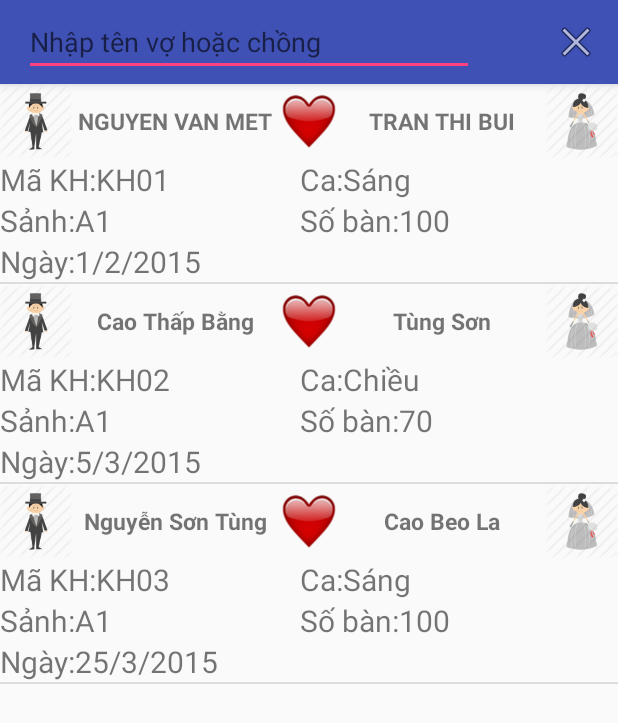
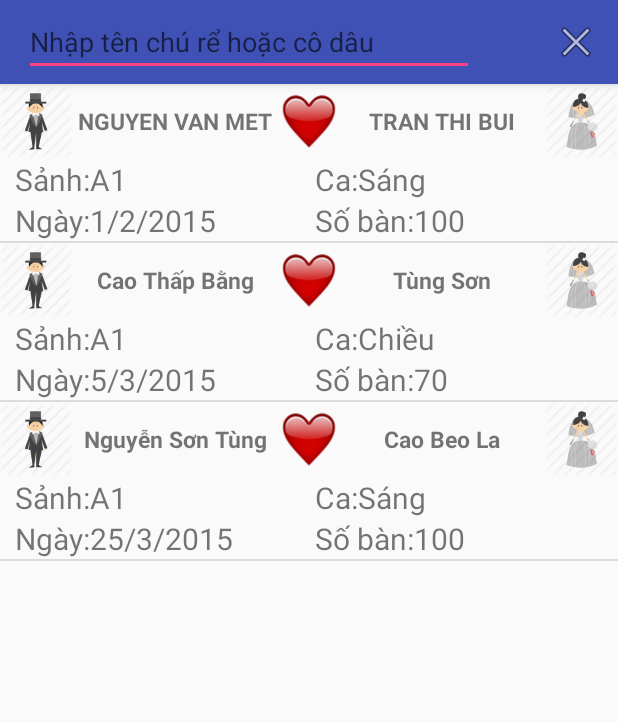
Before and after one commit to VuHoi/WeddingManagement, an Android app: the activityTraCuu screen opened directly, with no data from a screen before it, after a tap on "Search", on a phone screen of 412 x 824 dp. Shown: the top 723 px of the screen. Run offline under Robolectric (Android 15) with nearby library versions, the phone set to English and light mode, and no system bars.

Commit message:
SeachResult_tab2

```diff
--- a/app/src/main/java/adapter/adapterTraCuu.java
+++ b/app/src/main/java/adapter/adapterTraCuu.java
@@ -40,10 +40,13 @@ public class adapterTraCuu extends ArrayAdapter<TiecCuoi>{
         TextView ngay=(TextView) row.findViewById(R.id.txtNgay);
         TextView ca=(TextView) row.findViewById(R.id.txtCa);
         TextView soban=(TextView) row.findViewById(R.id.txtSoBan);
-        TextView makh= (TextView) row.findViewById(R.id.txtMaKH);
+
+        //TextView makh= (TextView) row.findViewById(R.id.txtMaKH);
 
         TiecCuoi tc=this.objects.get(position);
-        makh.setText(makh.getText()+tc.getMakh());
+        //makh.setText(makh.getText()+tc.getMakh());
+        if(tc.getCheck()==1)
+            row.setBackgroundColor(0xff00ffff);
         chure.setText(chure.getText()+tc.getChure());
         codau.setText(codau.getText()+tc.getCodau());
         sanh.setText(sanh.getText()+tc.getSanh());
@@ -54,4 +57,5 @@ public class adapterTraCuu extends ArrayAdapter<TiecCuoi>{
         return row;
 
     }
+
 }
--- a/app/src/main/java/com/example/vukhachoi/weddingmanagement/activityTraCuu.java
+++ b/app/src/main/java/com/example/vukhachoi/weddingmanagement/activityTraCuu.java
@@ -153,6 +153,7 @@ public class activityTraCuu extends AppCompatActivity {
                         {
                             TiecCuoi tc=ds.get(a);
                             ds.remove(a);
+                            tc.setCheck(1);
                             ds.add(0,tc);
                             arrayAdapter.notifyDataSetChanged();
                         }
--- a/app/src/main/java/model/TiecCuoi.java
+++ b/app/src/main/java/model/TiecCuoi.java
@@ -6,9 +6,18 @@ package model;
 
 public class TiecCuoi {
     private String makh,codau,chure,sanh,ngay,ca;
+    private int check=0;
     private int soban;
 
-    public TiecCuoi(String makh,String chure, String codau, String sanh, String ngay, String ca, int soban) {
+    public int getCheck() {
+        return check;
+    }
+
+    public void setCheck(int check) {
+        this.check = check;
+    }
+
+    public TiecCuoi(String makh, String chure, String codau, String sanh, String ngay, String ca, int soban) {
         this.codau = codau;
         this.makh=makh;
         this.chure = chure;
--- a/app/src/main/res/layout/info.xml
+++ b/app/src/main/res/layout/info.xml
@@ -65,13 +65,8 @@
         <LinearLayout
             android:layout_width="200dp"
             android:layout_height="wrap_content"
-            android:orientation="vertical">
-            <TextView
-                android:layout_width="wrap_content"
-                android:layout_height="wrap_content"
-                android:text="Mã KH:"
-                android:textSize="20dp"
-                android:id="@+id/txtMaKH"/>
+            android:orientation="vertical"
+            android:paddingLeft="10dp">
             <TextView
                 android:layout_width="wrap_content"
                 android:layout_height="wrap_content"
@@ -91,6 +86,7 @@
         <LinearLayout
             android:layout_width="wrap_content"
             android:layout_height="wrap_content"
+            android:paddingLeft="10dp"
             android:orientation="vertical">
             <TextView
                 android:layout_width="wrap_content"
--- a/app/src/main/res/layout/search_bar.xml
+++ b/app/src/main/res/layout/search_bar.xml
@@ -8,6 +8,6 @@
         android:layout_height="wrap_content"
         android:id="@+id/txtSearch"
         android:inputType="text"
-        android:hint="Nhập tên vợ hoặc chồng"
+        android:hint="Nhập tên chú rể hoặc cô dâu"
         android:imeOptions="actionSearch"/>
 </LinearLayout>
```
